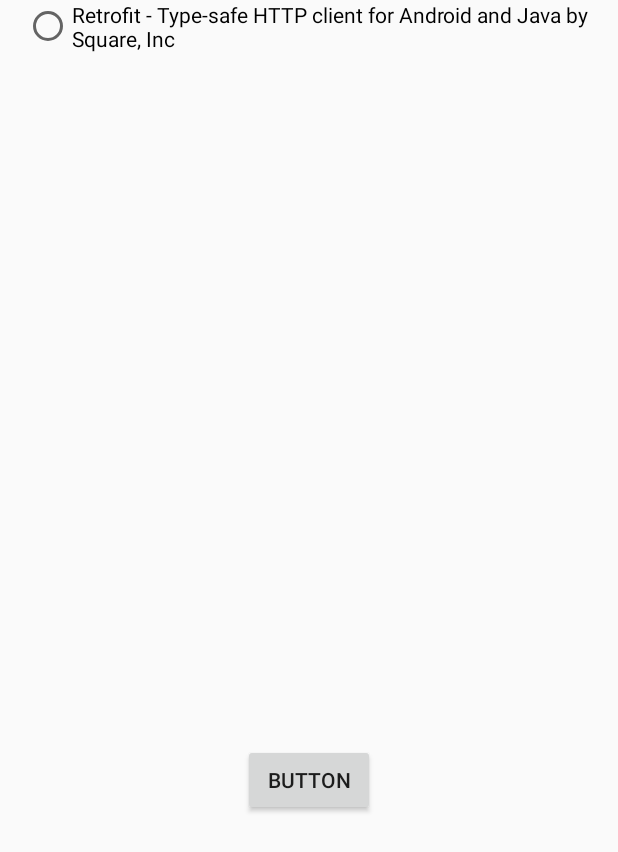
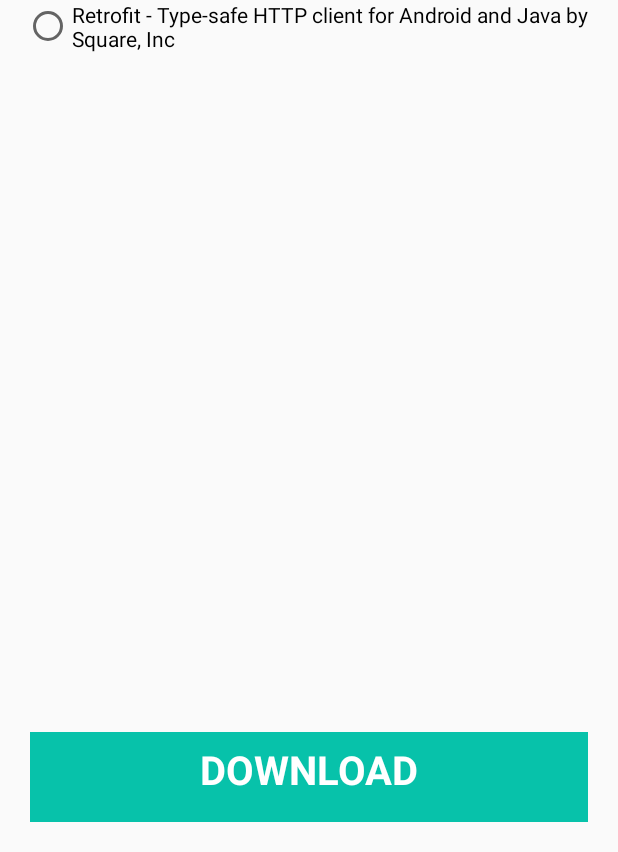
Before and after one commit to irynamalankau/LoadApp, an Android app: the screen it shows after launch (MainActivity), on a phone screen of 412 x 824 dp, the part 384-1236 px from its top. Run offline under Robolectric (Android 15) with nearby library versions, the phone set to English and light mode, and no system bars.

Commit message:
add LoadingButton

```diff
--- a/app/src/main/java/com/udacity/ButtonState.kt
+++ b/app/src/main/java/com/udacity/ButtonState.kt
@@ -2,7 +2,7 @@ package com.udacity
 
 
 sealed class ButtonState {
-    object Clicked : ButtonState()
+    object Initial : ButtonState()
     object Loading : ButtonState()
     object Completed : ButtonState()
 }
--- a/app/src/main/java/com/udacity/LoadingButton.kt
+++ b/app/src/main/java/com/udacity/LoadingButton.kt
@@ -3,44 +3,152 @@ package com.udacity
 import android.animation.ValueAnimator
 import android.content.Context
 import android.graphics.Canvas
+import android.graphics.Paint
+import android.graphics.Typeface
 import android.util.AttributeSet
 import android.view.View
+import android.view.animation.AccelerateInterpolator
 import kotlin.properties.Delegates
 
 class LoadingButton @JvmOverloads constructor(
-    context: Context, attrs: AttributeSet? = null, defStyleAttr: Int = 0
+        context: Context, attrs: AttributeSet? = null, defStyleAttr: Int = 0
 ) : View(context, attrs, defStyleAttr) {
     private var widthSize = 0
     private var heightSize = 0
 
-    private val valueAnimator = ValueAnimator()
+    private var loadingWidth = 0f
+    private var loadingAngle = 0f
+    private var buttonText = ""
+    private var buttonBackgroundColor = 0
+    private var buttonTextColor = 0
+    private var loadingCircleColor = 0
+    private var loadingBarColor = 0
 
-    private var buttonState: ButtonState by Delegates.observable<ButtonState>(ButtonState.Completed) { p, old, new ->
+    private var buttonAnimator = ValueAnimator()
+    private var loadingCircleAnimator = ValueAnimator()
 
+    private val paintButton = Paint()
+    private val paintLoadingBar = Paint()
+    private val paintLoadingCircle = Paint()
+    private val paintText = Paint(Paint.ANTI_ALIAS_FLAG).apply {
+        textSize = 40f
+        textAlign = Paint.Align.CENTER
+        typeface = Typeface.create("", Typeface.BOLD)
+        isAntiAlias = true
     }
 
+    var buttonState: ButtonState by Delegates.observable<ButtonState>(ButtonState.Completed) { p, old, new ->
+        when (new) {
+            ButtonState.Loading -> {
+                buttonText = context.getString(R.string.button_loading_text)
+                // button animation set up
+                buttonAnimator = ValueAnimator.ofFloat(0f, measuredWidth.toFloat())
+                        .apply {
+                            duration = 2000
+                            //repeatMode = ValueAnimator.RESTART
+                            addUpdateListener {
+                                loadingWidth = animatedValue as Float
+                                invalidate()
+                            }
+                            start()
+                        }
+                // circle animation set up
+                loadingCircleAnimator = ValueAnimator.ofFloat(0f, 360f).apply {
+                    duration = 3000
+                    repeatMode = ValueAnimator.RESTART
+                    repeatCount = ValueAnimator.INFINITE
+                    interpolator = AccelerateInterpolator(1f)
+                    addUpdateListener {
+                        loadingAngle = animatedValue as Float
+                        invalidate()
+                    }
+                    start()
+                }
+            }
+            ButtonState.Completed -> {
+                //reset to initial values
+                buttonText = context.getString(R.string.button_initial_text)
+                loadingWidth = 0f
+                loadingAngle = 0f
+                buttonAnimator.end()
+                loadingCircleAnimator.end()
+            }
+        }
+    }
+
+    override fun performClick(): Boolean {
+        if (super.performClick()) return true
+        when (buttonState) {
+            buttonState -> ButtonState.Loading
+            else -> ButtonState.Completed
+        }
+        invalidate()
+        return true
+    }
 
     init {
+        isClickable = true
+        buttonState = ButtonState.Initial
+        buttonText = context.getString(R.string.button_initial_text)
 
+        context.theme.obtainStyledAttributes(attrs, R.styleable.LoadingButton, 0, 0).apply {
+            buttonBackgroundColor = getColor(R.styleable.LoadingButton_backgroundColor, 0)
+            buttonTextColor = getColor(R.styleable.LoadingButton_textColor, 0)
+            loadingCircleColor = getColor(R.styleable.LoadingButton_loadingCircleColor, 0)
+            loadingBarColor = getColor(R.styleable.LoadingButton_loadingBarColor, 0)
+
+        }
+
+        paintButton.color = buttonBackgroundColor
+        paintText.color = buttonTextColor
+        paintLoadingCircle.color = loadingCircleColor
+        paintLoadingBar.color = loadingBarColor
     }
-
 
     override fun onDraw(canvas: Canvas?) {
         super.onDraw(canvas)
+        when (buttonState) {
+            ButtonState.Loading -> {
+                paintLoadingBar.color = loadingBarColor
+                canvas?.drawRect(0f, 0f, loadingWidth, measuredHeight.toFloat(), paintLoadingBar)
+                canvas?.drawArc(
+                        measuredWidth - 150f,
+                        (measuredHeight / 2) - 35f,
+                        measuredWidth - 75f,
+                        (measuredHeight / 2) + 35f,
+                        0f, loadingAngle, true, paintLoadingCircle
 
+                )
+                drawText(canvas)
+            }
+
+            else -> {
+                paintButton.color = buttonBackgroundColor
+                canvas?.drawRect(0f, 0f, measuredWidth.toFloat(), measuredHeight.toFloat(), paintButton)
+                drawText(canvas)
+            }
+        }
+    }
+
+    private fun drawText(canvas: Canvas?) {
+        canvas?.drawText(
+                buttonText,
+                measuredWidth.toFloat() / 2,
+                measuredHeight / 1.7f,
+                paintText
+        )
     }
 
     override fun onMeasure(widthMeasureSpec: Int, heightMeasureSpec: Int) {
-        val minw: Int = paddingLeft + paddingRight + suggestedMinimumWidth
-        val w: Int = resolveSizeAndState(minw, widthMeasureSpec, 1)
+        val minW: Int = paddingLeft + paddingRight + suggestedMinimumWidth
+        val w: Int = resolveSizeAndState(minW, widthMeasureSpec, 1)
         val h: Int = resolveSizeAndState(
-            MeasureSpec.getSize(w),
-            heightMeasureSpec,
-            0
+                MeasureSpec.getSize(w),
+                heightMeasureSpec,
+                0
         )
         widthSize = w
         heightSize = h
         setMeasuredDimension(w, h)
     }
-
 }
--- a/app/src/main/java/com/udacity/MainActivity.kt
+++ b/app/src/main/java/com/udacity/MainActivity.kt
@@ -14,7 +14,6 @@ import android.os.Build
 import android.os.Bundle
 import android.widget.Toast
 import androidx.appcompat.app.AppCompatActivity
-import androidx.core.app.NotificationCompat
 import androidx.core.content.ContextCompat
 import kotlinx.android.synthetic.main.activity_main.*
 import kotlinx.android.synthetic.main.content_main.*
@@ -27,8 +26,6 @@ class MainActivity : AppCompatActivity() {
     private var fileName: String = ""
 
     private lateinit var notificationManager: NotificationManager
-    private lateinit var pendingIntent: PendingIntent
-    private lateinit var action: NotificationCompat.Action
 
     override fun onCreate(savedInstanceState: Bundle?) {
         super.onCreate(savedInstanceState)
@@ -44,7 +41,7 @@ class MainActivity : AppCompatActivity() {
         ) as NotificationManager
 
 
-        button.setOnClickListener {
+        custom_button.setOnClickListener {
             when (radioGroup.checkedRadioButtonId) {
                 R.id.radio_button_glide -> onRadioButtonChecked(URL_GLIDE,
                         R.string.notification_description_glide,
@@ -73,13 +70,10 @@ class MainActivity : AppCompatActivity() {
             override fun onReceive(context: Context?, intent: Intent?) {
                 val id = intent?.getLongExtra(DownloadManager.EXTRA_DOWNLOAD_ID, -1)
                 if (id == downloadID) {
-
-                    notificationManager.sendNotification(notificationMessageBody, applicationContext, fileName, "Success")
+                    context?.getString(R.string.status_success)?.let { sendNotificationWithStatus(it) }
                 } else {
-
-                    notificationManager.sendNotification(notificationMessageBody, applicationContext, fileName, "Failed" )
+                    context?.getString(R.string.status_failed)?.let { sendNotificationWithStatus(it) }
                 }
-
             }
         }
 
@@ -91,6 +85,9 @@ class MainActivity : AppCompatActivity() {
                             .setRequiresCharging(false)
                             .setAllowedOverMetered(true)
                             .setAllowedOverRoaming(true)
+
+            // Set button state, start animation
+            custom_button.buttonState = ButtonState.Loading
 
             val downloadManager = getSystemService(DOWNLOAD_SERVICE) as DownloadManager
             downloadID = downloadManager.enqueue(request)// enqueue() puts the download request in the queue. enqueue() returns an ID for the download, unique across the system
@@ -124,11 +121,25 @@ class MainActivity : AppCompatActivity() {
     }
 
 
-    private fun onRadioButtonChecked(url: String, resourceIdMessageBody: Int, resourceIdFileName: Int ) {
+    private fun onRadioButtonChecked(url: String, resourceIdMessageBody: Int, resourceIdFileName: Int) {
         download(url)
         notificationMessageBody = applicationContext.getString(resourceIdMessageBody)
         fileName = applicationContext.getString(resourceIdFileName)
     }
+
+    private fun sendNotificationWithStatus(status: String) {
+        //set button state and stop animation
+        custom_button.buttonState = ButtonState.Completed
+        notificationManager.sendNotification(notificationMessageBody, applicationContext, fileName, status)
+    }
+
+
+    override fun onDestroy() {
+        super.onDestroy()
+        unregisterReceiver(receiver)
+    }
+
+
 
     companion object {
         private const val URL_GLIDE =
@@ -140,9 +151,4 @@ class MainActivity : AppCompatActivity() {
 
     }
 
-    override fun onDestroy() {
-        super.onDestroy()
-        unregisterReceiver(receiver)
-    }
-
 }
--- a/app/src/main/java/com/udacity/NotificationUtils.kt
+++ b/app/src/main/java/com/udacity/NotificationUtils.kt
@@ -8,8 +8,6 @@ import androidx.core.app.NotificationCompat
 
 // Notification ID.
 private const val NOTIFICATION_ID = 0
-private val REQUEST_CODE = 0
-private val FLAGS = 0
 
 fun NotificationManager.sendNotification(messageBody: String, applicationContext: Context, fileName: String, status: String) {
     // create intent
--- a/app/src/main/res/layout/content_main.xml
+++ b/app/src/main/res/layout/content_main.xml
@@ -51,7 +51,7 @@
             android:text="@string/file_name_retrofit" />
     </RadioGroup>
 
-    <Button
+    <!--<Button
         android:id="@+id/button"
         android:layout_width="wrap_content"
         android:layout_height="wrap_content"
@@ -59,16 +59,20 @@
         android:text="Button"
         app:layout_constraintBottom_toBottomOf="parent"
         app:layout_constraintEnd_toEndOf="parent"
-        app:layout_constraintStart_toStartOf="parent" />
+        app:layout_constraintStart_toStartOf="parent" />-->
 
 
-    <!--<com.udacity.LoadingButton
+    <com.udacity.LoadingButton
         android:id="@+id/custom_button"
         android:layout_width="0dp"
         android:layout_height="60dp"
         android:layout_margin="20dp"
         app:layout_constraintBottom_toBottomOf="parent"
         app:layout_constraintEnd_toEndOf="parent"
-        app:layout_constraintStart_toStartOf="parent" />-->
+        app:layout_constraintStart_toStartOf="parent"
+        app:backgroundColor="@color/colorPrimary"
+        app:textColor="@color/white"
+        app:loadingCircleColor="@color/colorAccent"
+        app:loadingBarColor="@color/colorPrimaryDark" />
 
 </androidx.constraintlayout.widget.ConstraintLayout>
--- a/app/src/main/res/values/attrs.xml
+++ b/app/src/main/res/values/attrs.xml
@@ -1,6 +1,10 @@
 <?xml version="1.0" encoding="utf-8"?>
 <resources>
     <declare-styleable name="LoadingButton">
-<!--   TODO: create custom attributes for the view-->
+        <attr name="textColor" format="color" />
+        <attr name="backgroundColor" format="color" />
+        <attr name="loadingCircleColor" format="color" />
+        <attr name="loadingBarColor" format="color" />
+
     </declare-styleable>
 </resources>
--- a/app/src/main/res/values/strings.xml
+++ b/app/src/main/res/values/strings.xml
@@ -11,7 +11,11 @@
     <string name="notification_button">See status</string>
 
     <string name="button_name">Click me</string>
-    <string name="button_loading">We are loading </string>
+    <string name="button_loading_text">LOADING... </string>
+    <string name="button_initial_text">DOWNLOAD</string>
+    <string name="button_download_completed_text">REVIEW</string>
+
+
     <string name="title_activity_detail">DetailActivity</string>
 
     <string name="file_name_glide">Glide - Image Loading Library by Bump Tech</string>
@@ -25,4 +29,7 @@
 
     <string name="channel_id" translatable="false">download_channel</string>
     <string name="channel_name" translatable="true">Download</string>
+    <string name="status_success">Success</string>
+    <string name="status_failed">Failed</string>
+
 </resources>
```
